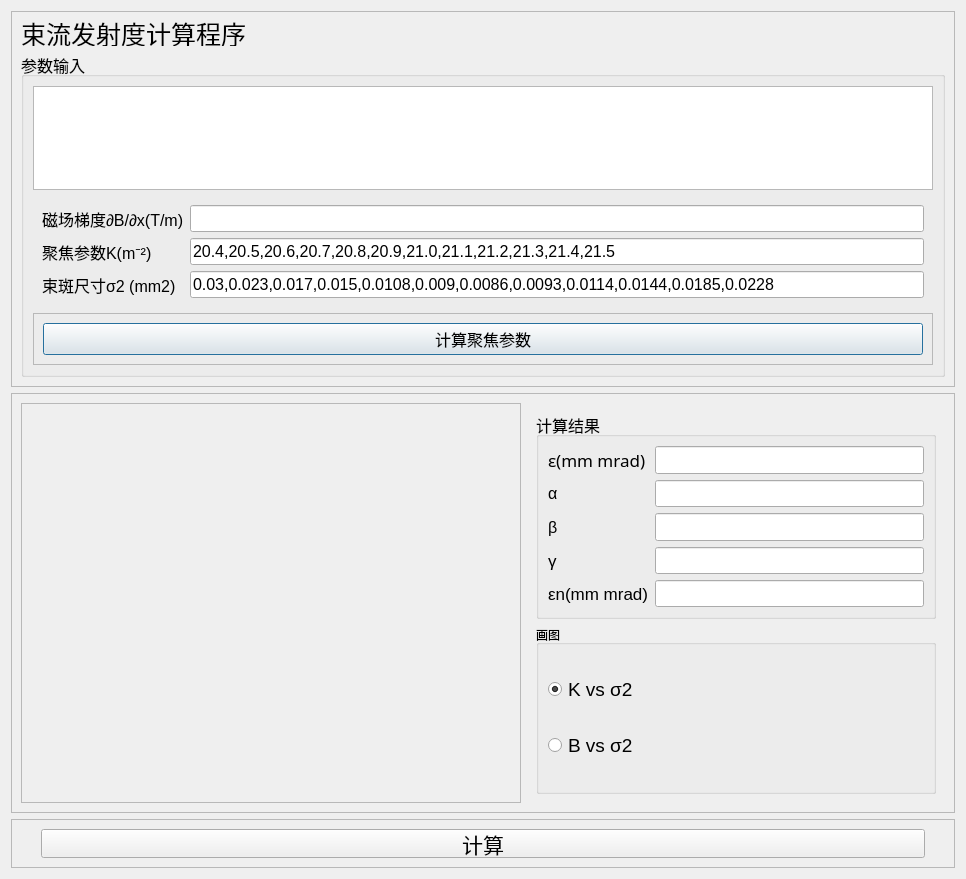
Before: the Qt Designer form ui/main_dlg.ui in wzmsykk/EMIT_PROG, drawn with Qt 5.
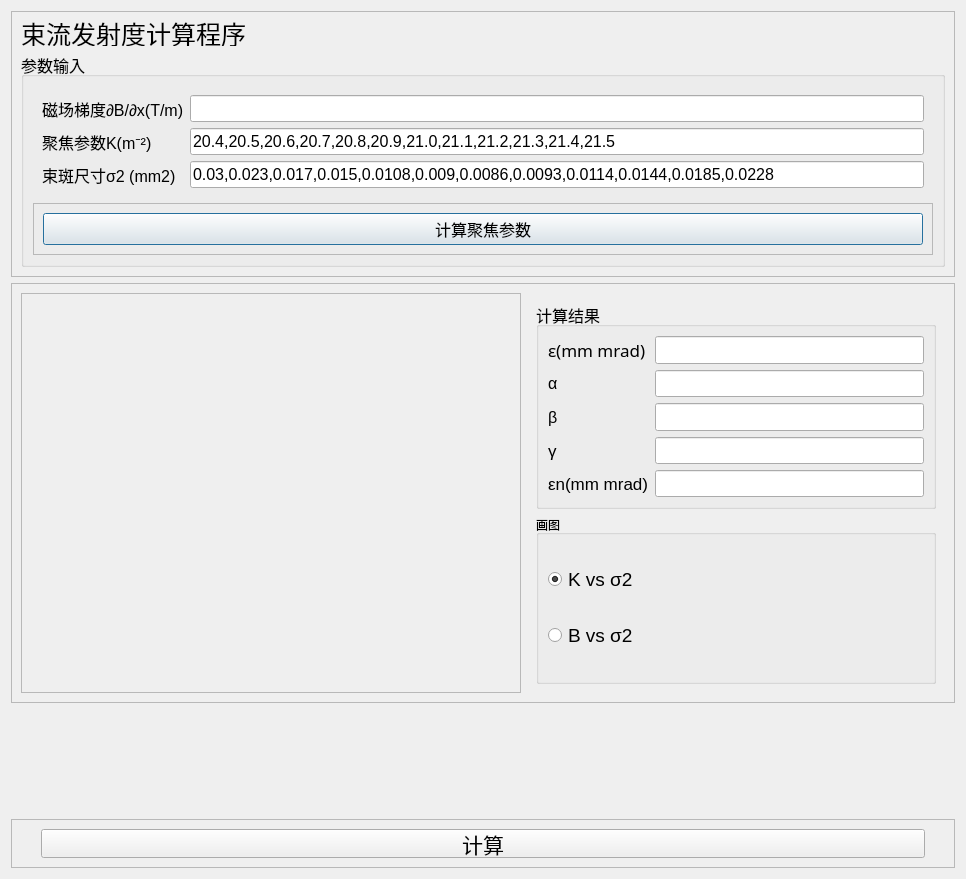
After: the same form once the commit is applied.

```diff
--- a/ui/main_dlg.ui
+++ b/ui/main_dlg.ui
@@ -52,9 +52,6 @@
          <string>参数输入</string>
         </property>
         <layout class="QVBoxLayout" name="verticalLayout">
-         <item>
-          <widget class="QTableView" name="tableView"/>
-         </item>
          <item>
           <widget class="QWidget" name="widget" native="true">
            <layout class="QFormLayout" name="formLayout">
```
